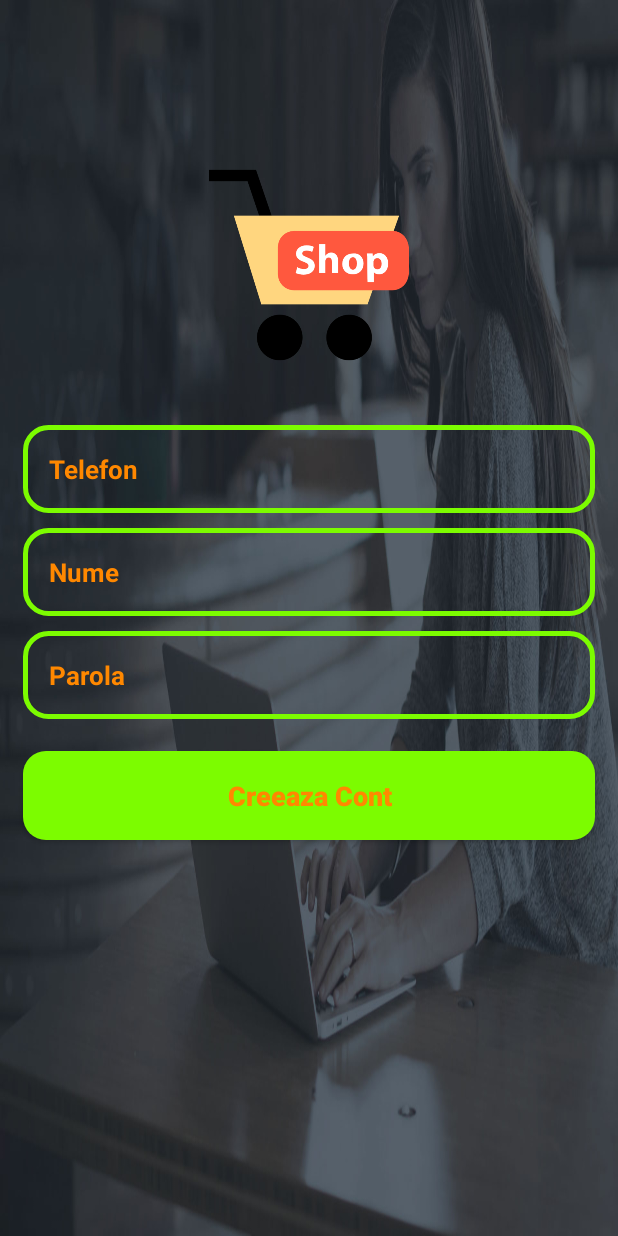
After one commit to preya1/eCommerceV2, an Android app: the InregistrareActivity screen opened directly, with no data from a screen before it, on a phone screen of 412 x 824 dp. The commit adds this screen. Run offline under Robolectric (Android 15) with nearby library versions, the phone set to English and light mode, and no system bars.

Commit message:
Design Alaturare si Creare Cont

```diff
--- a/app/src/main/AndroidManifest.xml
+++ b/app/src/main/AndroidManifest.xml
@@ -9,7 +9,8 @@
         android:roundIcon="@mipmap/ic_launcher_round"
         android:supportsRtl="true"
         android:theme="@style/AppTheme">
-        <activity android:name=".LogareActivity"></activity>
+        <activity android:name=".InregistrareActivity"></activity>
+        <activity android:name=".LogareActivity" />
         <activity android:name=".MainActivity">
             <intent-filter>
                 <action android:name="android.intent.action.MAIN" />
--- /dev/null
+++ b/app/src/main/java/com/example/ecommerce/InregistrareActivity.java
@@ -0,0 +1,25 @@
+package com.example.ecommerce;
+
+import androidx.appcompat.app.AppCompatActivity;
+
+import android.os.Bundle;
+import android.widget.Button;
+import android.widget.EditText;
+
+public class InregistrareActivity extends AppCompatActivity {
+
+    private Button CreareContButton;
+    private EditText IntroducereNume,IntroducereTelefon,IntroducereParola;
+
+    @Override
+    protected void onCreate(Bundle savedInstanceState) {
+        super.onCreate(savedInstanceState);
+        setContentView(R.layout.activity_inregistrare);
+
+        CreareContButton = (Button)findViewById(R.id.inregistrare);
+        IntroducereNume = (EditText) findViewById(R.id.inregistrare_nume);
+        IntroducereTelefon = (EditText) findViewById(R.id.inregistrare_telefon);
+        IntroducereParola = (EditText) findViewById(R.id.inregistrare_parola);
+
+    }
+}
--- a/app/src/main/java/com/example/ecommerce/MainActivity.java
+++ b/app/src/main/java/com/example/ecommerce/MainActivity.java
@@ -27,5 +27,16 @@ public class MainActivity extends AppCompatActivity {
                 startActivity(intent);
             }
         });
+
+        alaturareButon.setOnClickListener(new View.OnClickListener() {
+            @Override
+            public void onClick(View v) {
+                Intent intent = new Intent(MainActivity.this,InregistrareActivity.class);
+                startActivity(intent);
+            }
+        });
+        {
+
+        }
     }
 }
--- /dev/null
+++ b/app/src/main/res/layout/activity_inregistrare.xml
@@ -0,0 +1,94 @@
+<?xml version="1.0" encoding="utf-8"?>
+<RelativeLayout xmlns:android="http://schemas.android.com/apk/res/android"
+    xmlns:app="http://schemas.android.com/apk/res-auto"
+    xmlns:tools="http://schemas.android.com/tools"
+    android:layout_width="match_parent"
+    android:layout_height="match_parent"
+    android:background="@drawable/register"
+    tools:context=".InregistrareActivity">
+
+    <ImageView
+        android:id="@+id/logo_app_inregistrare"
+        android:layout_width="231dp"
+        android:layout_height="133dp"
+        android:layout_marginTop="110dp"
+        android:layout_marginBottom="40dp"
+        android:layout_centerHorizontal="true"
+        android:src="@drawable/logo" />
+
+    <EditText
+        android:id="@+id/inregistrare_telefon"
+        android:layout_width="match_parent"
+        android:layout_height="wrap_content"
+        android:layout_below="@+id/logo_app_inregistrare"
+        android:background="@drawable/introducere_text_design"
+        android:padding="17dp"
+        android:layout_marginLeft="15dp"
+        android:layout_marginRight="15dp"
+        android:hint="Telefon"
+        android:inputType="number"
+        android:textColor="@android:color/holo_orange_dark"
+        android:textColorHint="@android:color/holo_orange_dark"
+        android:textSize="17sp"
+        android:textStyle="bold"
+        />
+
+    <EditText
+        android:id="@+id/inregistrare_nume"
+        android:layout_width="match_parent"
+        android:layout_height="wrap_content"
+        android:layout_below="@+id/inregistrare_telefon"
+        android:background="@drawable/introducere_text_design"
+        android:padding="17dp"
+        android:layout_marginLeft="15dp"
+        android:layout_marginRight="15dp"
+        android:layout_marginTop="10dp"
+        android:hint="Nume"
+        android:inputType="text"
+        android:textColor="@android:color/holo_orange_dark"
+        android:textColorHint="@android:color/holo_orange_dark"
+        android:textSize="17sp"
+        android:textStyle="bold"
+        />
+
+    <EditText
+        android:id="@+id/inregistrare_parola"
+        android:layout_width="match_parent"
+        android:layout_height="wrap_content"
+        android:layout_below="@+id/inregistrare_nume"
+        android:background="@drawable/introducere_text_design"
+        android:padding="17dp"
+        android:layout_marginLeft="15dp"
+        android:layout_marginRight="15dp"
+        android:layout_marginTop="10dp"
+        android:hint="Parola"
+        android:inputType="textPassword"
+        android:textColor="@android:color/holo_orange_dark"
+        android:textColorHint="@android:color/holo_orange_dark"
+        android:textSize="17sp"
+        android:textStyle="bold"
+        />
+
+
+
+    <Button
+        android:id="@+id/inregistrare"
+        android:layout_width="match_parent"
+        android:layout_height="wrap_content"
+        android:layout_marginTop="21dp"
+        android:layout_marginLeft="15dp"
+        android:layout_marginRight="15dp"
+        android:layout_below="@+id/inregistrare_parola"
+        android:background="@drawable/butoane"
+        android:padding="17dp"
+        android:textAllCaps="false"
+        android:textSize="18sp"
+        android:textStyle="bold"
+        android:text="Creeaza Cont"
+        android:textColor="@android:color/holo_orange_dark"
+        />
+
+
+
+
+</RelativeLayout>
```
